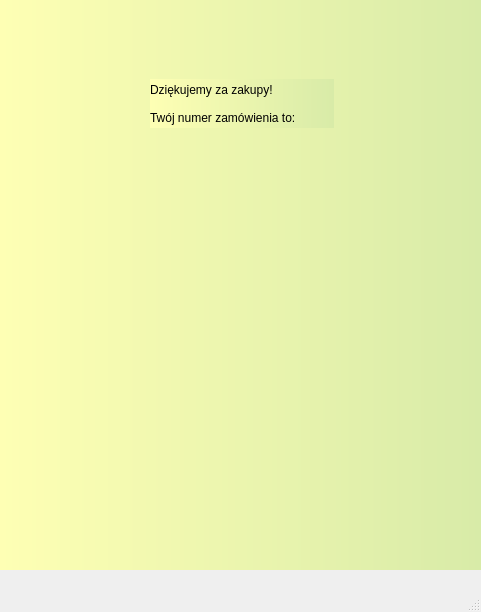
Qt form ordering-food-app-2/mainwindow.ui (Gipsonek123/Ordering-food-app) before a commit.
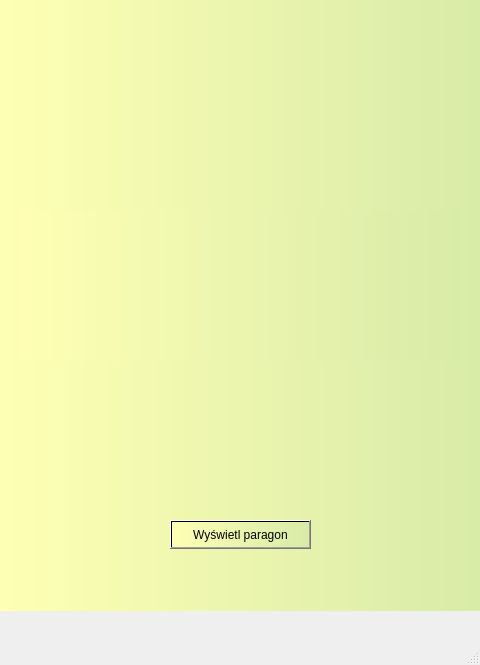
The same form after that commit. The open tabs and pages were chosen to show the change.

Patch:
```diff
--- a/ordering-food-app-2/mainwindow.ui
+++ b/ordering-food-app-2/mainwindow.ui
@@ -6,8 +6,8 @@
    <rect>
     <x>0</x>
     <y>0</y>
-    <width>481</width>
-    <height>612</height>
+    <width>480</width>
+    <height>665</height>
    </rect>
   </property>
   <property name="windowTitle">
@@ -18,9 +18,9 @@
     <property name="geometry">
      <rect>
       <x>0</x>
-      <y>-1</y>
+      <y>0</y>
       <width>481</width>
-      <height>571</height>
+      <height>611</height>
      </rect>
     </property>
     <property name="styleSheet">
@@ -908,6 +908,101 @@
       </layout>
      </widget>
     </widget>
+    <widget class="QWidget" name="page_6">
+     <widget class="QLabel" name="label_time1">
+      <property name="geometry">
+       <rect>
+        <x>0</x>
+        <y>60</y>
+        <width>481</width>
+        <height>151</height>
+       </rect>
+      </property>
+      <property name="sizePolicy">
+       <sizepolicy hsizetype="Maximum" vsizetype="Maximum">
+        <horstretch>0</horstretch>
+        <verstretch>0</verstretch>
+       </sizepolicy>
+      </property>
+      <property name="font">
+       <font>
+        <pointsize>22</pointsize>
+        <bold>true</bold>
+       </font>
+      </property>
+      <property name="text">
+       <string/>
+      </property>
+      <property name="alignment">
+       <set>Qt::AlignCenter</set>
+      </property>
+     </widget>
+     <widget class="QLabel" name="label_numer_zamowienia">
+      <property name="geometry">
+       <rect>
+        <x>20</x>
+        <y>210</y>
+        <width>441</width>
+        <height>151</height>
+       </rect>
+      </property>
+      <property name="sizePolicy">
+       <sizepolicy hsizetype="Maximum" vsizetype="Maximum">
+        <horstretch>0</horstretch>
+        <verstretch>0</verstretch>
+       </sizepolicy>
+      </property>
+      <property name="font">
+       <font>
+        <pointsize>22</pointsize>
+        <bold>true</bold>
+       </font>
+      </property>
+      <property name="text">
+       <string/>
+      </property>
+      <property name="alignment">
+       <set>Qt::AlignCenter</set>
+      </property>
+     </widget>
+     <widget class="QPushButton" name="pushButton_7">
+      <property name="geometry">
+       <rect>
+        <x>170</x>
+        <y>520</y>
+        <width>141</width>
+        <height>29</height>
+       </rect>
+      </property>
+      <property name="text">
+       <string>Wyświetl paragon</string>
+      </property>
+     </widget>
+    </widget>
+    <widget class="QWidget" name="page_3">
+     <widget class="QLabel" name="label_receipt">
+      <property name="geometry">
+       <rect>
+        <x>0</x>
+        <y>150</y>
+        <width>481</width>
+        <height>131</height>
+       </rect>
+      </property>
+      <property name="font">
+       <font>
+        <pointsize>22</pointsize>
+        <bold>true</bold>
+       </font>
+      </property>
+      <property name="text">
+       <string/>
+      </property>
+      <property name="alignment">
+       <set>Qt::AlignCenter</set>
+      </property>
+     </widget>
+    </widget>
     <widget class="QWidget" name="page_23">
      <widget class="QProgressBar" name="progressBar_10">
       <property name="geometry">
@@ -939,49 +1034,6 @@
       </property>
      </widget>
     </widget>
-    <widget class="QWidget" name="page_3">
-     <widget class="QLabel" name="label_5">
-      <property name="geometry">
-       <rect>
-        <x>140</x>
-        <y>80</y>
-        <width>191</width>
-        <height>41</height>
-       </rect>
-      </property>
-      <property name="text">
-       <string>paragon/numer zamówienia</string>
-      </property>
-     </widget>
-    </widget>
-    <widget class="QWidget" name="page_6">
-     <widget class="QWidget" name="layoutWidget">
-      <property name="geometry">
-       <rect>
-        <x>150</x>
-        <y>80</y>
-        <width>184</width>
-        <height>49</height>
-       </rect>
-      </property>
-      <layout class="QVBoxLayout" name="verticalLayout_5">
-       <item>
-        <widget class="QLabel" name="label_111">
-         <property name="text">
-          <string>Dziękujemy za zakupy!</string>
-         </property>
-        </widget>
-       </item>
-       <item>
-        <widget class="QLabel" name="label_112">
-         <property name="text">
-          <string>Twój numer zamówienia to:</string>
-         </property>
-        </widget>
-       </item>
-      </layout>
-     </widget>
-    </widget>
    </widget>
   </widget>
   <widget class="QMenuBar" name="menubar">
```
Left out of the diff: 4 changed lines with no effect on the pictures.
